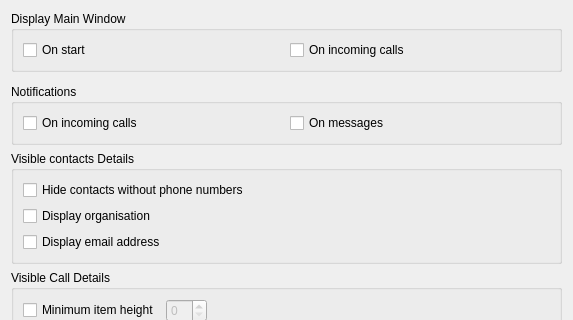
Above: src/conf/dlgdisplaybase.ui from KDE/ring-kde before the change; both pictures show x 0 to 573 and y 0 to 320 of the 573 by 550 pixel window. Below: the same form after it.
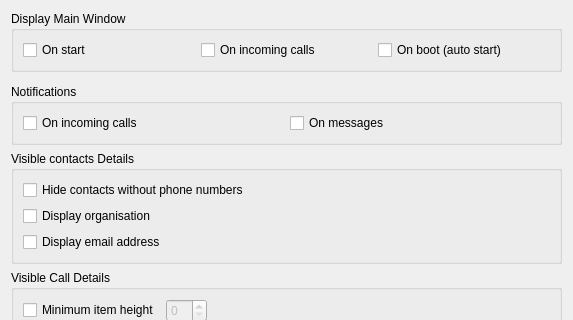
That is the form after the change.

```diff
--- a/src/conf/dlgdisplaybase.ui
+++ b/src/conf/dlgdisplaybase.ui
@@ -46,6 +46,13 @@
         </property>
        </widget>
       </item>
+      <item>
+       <widget class="QCheckBox" name="kcfg_autoStart">
+        <property name="text">
+         <string>On boot (auto start)</string>
+        </property>
+       </widget>
+      </item>
      </layout>
     </widget>
    </item>
```
Left out of the diff: 8 changed lines with no effect on the pictures.
